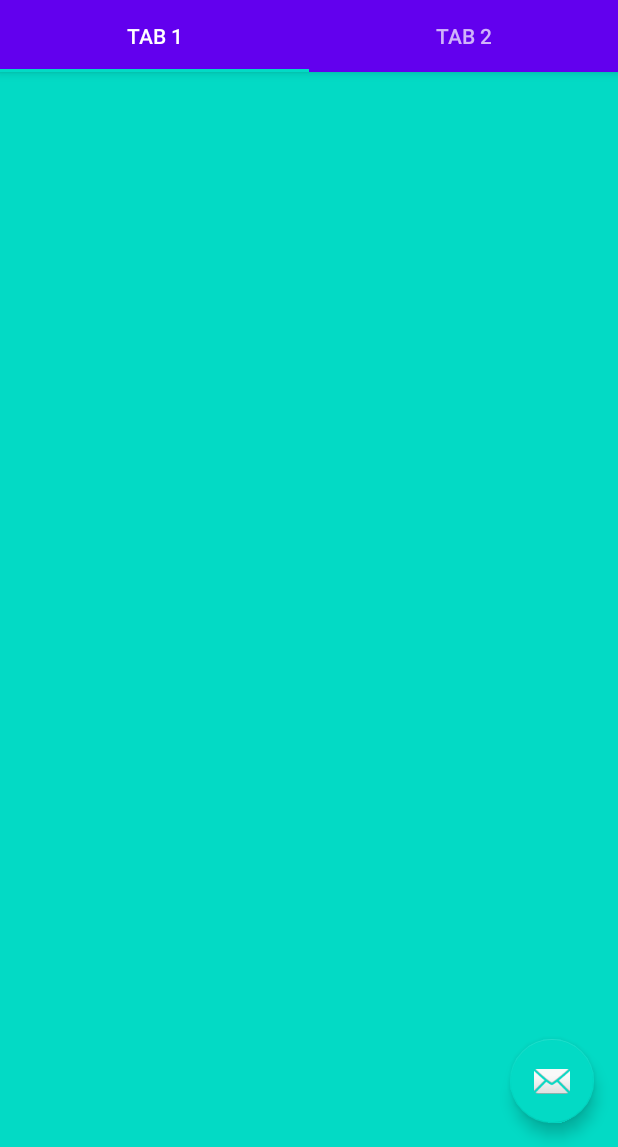
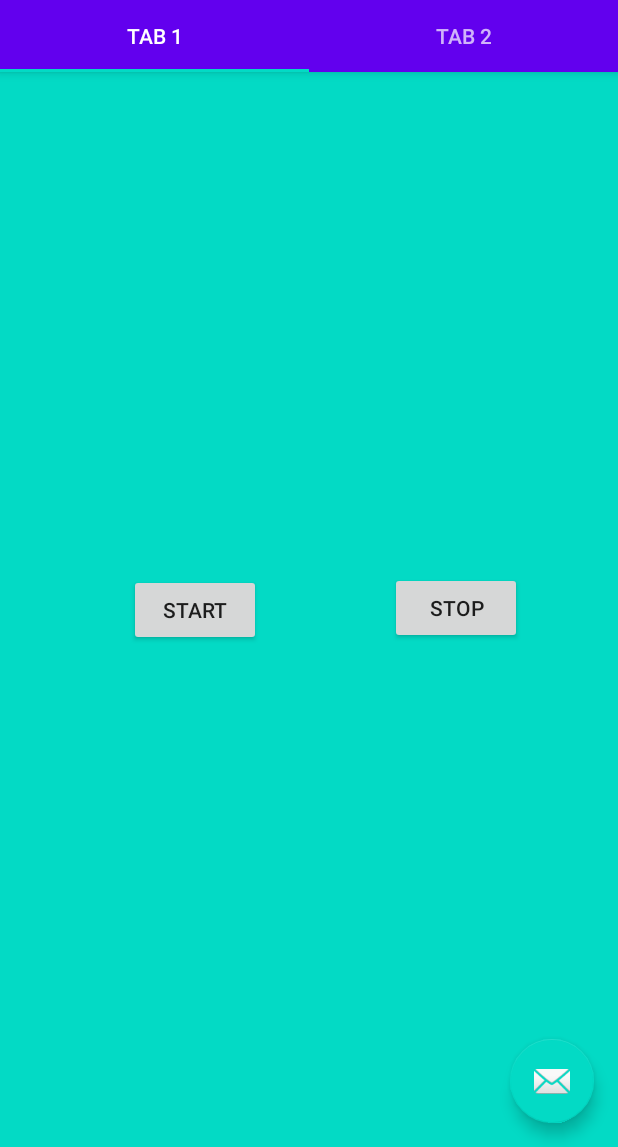
Before and after one commit to benediktusaji/progandroid, an Android app: the FragmentLeft screen opened directly, with no data from a screen before it, on a phone screen of 412 x 824 dp, the part 89-1236 px from its top. Run offline under Robolectric (Android 15) with nearby library versions, the phone set to English and light mode, and no system bars.

```diff
--- a/app/src/main/AndroidManifest.xml
+++ b/app/src/main/AndroidManifest.xml
@@ -3,6 +3,8 @@
     package="com.example.helloworld">
 
     <uses-permission android:name="android.permission.ACCESS_WIFI_STATE" />
+
+    <uses-permission android:name="android.permission.RECEIVE_BOOT_COMPLETED" />
 
     <application
         android:allowBackup="true"
@@ -21,6 +23,9 @@
                 <category android:name="android.intent.category.LAUNCHER" />
             </intent-filter>
         </activity>
+        <service
+            android:name=".services.MyJobScheduler"
+            android:permission="android.permission.BIND_JOB_SERVICE" />
     </application>
 
 </manifest>
--- a/app/src/main/java/com/example/helloworld/FragmentLeft.java
+++ b/app/src/main/java/com/example/helloworld/FragmentLeft.java
@@ -1,18 +1,73 @@
 package com.example.helloworld;
 
+import android.app.job.JobInfo;
+import android.app.job.JobScheduler;
+import android.content.ComponentName;
 import android.os.Bundle;
+import android.util.Log;
 import android.view.LayoutInflater;
 import android.view.View;
 import android.view.ViewGroup;
+import android.widget.Button;
 
 import androidx.annotation.NonNull;
 import androidx.annotation.Nullable;
 import androidx.fragment.app.Fragment;
 
+import com.example.helloworld.services.MyJobScheduler;
+
+import static android.content.Context.JOB_SCHEDULER_SERVICE;
+import static androidx.core.content.ContextCompat.getSystemService;
+
 public class FragmentLeft extends Fragment {
+    private static final String TAG = "MainActivity";
+    private Button btnStart = null;
+    private Button btnStop = null;
+
+    @Override
+    public void onViewCreated(@NonNull View view, @Nullable Bundle savedInstanceState) {
+        super.onViewCreated(view, savedInstanceState);
+        btnStart = getView().findViewById(R.id.startJob);
+        btnStop = getView().findViewById(R.id.stopJob);
+        btnStart.setOnClickListener(new View.OnClickListener() {
+            @Override
+            public void onClick(View v) {
+                scheduleJob(v);
+            }
+        });
+        btnStop.setOnClickListener(new View.OnClickListener(){
+            @Override
+            public void onClick(View v) {
+                cancelJob(v);
+            }
+        });
+    }
+
     @Nullable
     @Override
     public View onCreateView(@NonNull LayoutInflater inflater, @Nullable ViewGroup container, @Nullable Bundle savedInstanceState) {
         return inflater.inflate(R.layout.fragment_left, container, false);
     }
+
+    public void scheduleJob(View v) {
+        ComponentName componentName = new ComponentName(getActivity(), MyJobScheduler.class);
+        JobInfo info = new JobInfo.Builder(123, componentName)
+                .setRequiresCharging(true)
+                .setRequiredNetworkType(JobInfo.NETWORK_TYPE_UNMETERED)
+                .setPersisted(true)
+                .setPeriodic(15 * 60 * 1000)
+                .build();
+        JobScheduler scheduler = (JobScheduler) getActivity().getSystemService(JOB_SCHEDULER_SERVICE);
+        int resultCode = scheduler.schedule(info);
+        if (resultCode == JobScheduler.RESULT_SUCCESS) {
+            Log.d(TAG, "Job scheduled");
+        } else {
+            Log.d(TAG, "Job scheduling failed");
+        }
+    }
+    public void cancelJob(View v) {
+        JobScheduler scheduler = (JobScheduler) getActivity().getSystemService(JOB_SCHEDULER_SERVICE);
+        scheduler.cancel(123);
+        Log.d(TAG, "Job cancelled");
+    }
 }
--- a/app/src/main/java/com/example/helloworld/HomeActivity.java
+++ b/app/src/main/java/com/example/helloworld/HomeActivity.java
@@ -4,12 +4,14 @@ import android.app.Notification;
 import android.app.NotificationChannel;
 import android.app.NotificationManager;
 import android.content.BroadcastReceiver;
+import android.content.ComponentName;
 import android.content.Context;
 import android.content.Intent;
 import android.content.IntentFilter;
 import android.net.wifi.WifiManager;
 import android.os.Bundle;
 
+import com.example.helloworld.services.MyJobScheduler;
 import com.google.android.material.floatingactionbutton.FloatingActionButton;
 import com.google.android.material.snackbar.Snackbar;
 import com.google.android.material.tabs.TabLayout;
--- a/app/src/main/res/layout/fragment_left.xml
+++ b/app/src/main/res/layout/fragment_left.xml
@@ -1,8 +1,30 @@
 <?xml version="1.0" encoding="utf-8"?>
-<androidx.constraintlayout.widget.ConstraintLayout
-    xmlns:android="http://schemas.android.com/apk/res/android" android:layout_width="match_parent"
+<androidx.constraintlayout.widget.ConstraintLayout xmlns:android="http://schemas.android.com/apk/res/android"
+    xmlns:app="http://schemas.android.com/apk/res-auto"
+    xmlns:tools="http://schemas.android.com/tools"
+    android:layout_width="match_parent"
     android:layout_height="match_parent"
-    android:background="@color/colorAccent"
-    >
+    android:background="@color/colorAccent">
+
+    <Button
+        android:id="@+id/stopJob"
+        android:layout_width="wrap_content"
+        android:layout_height="wrap_content"
+        android:layout_marginEnd="64dp"
+        android:text="Stop"
+        app:layout_constraintBottom_toBottomOf="parent"
+        app:layout_constraintEnd_toEndOf="parent"
+        app:layout_constraintTop_toTopOf="parent"
+        app:layout_constraintVertical_bias="0.499" />
+
+    <Button
+        android:id="@+id/startJob"
+        android:layout_width="wrap_content"
+        android:layout_height="wrap_content"
+        android:text="Start"
+        app:layout_constraintBottom_toBottomOf="parent"
+        app:layout_constraintEnd_toStartOf="@+id/stopJob"
+        app:layout_constraintStart_toStartOf="parent"
+        app:layout_constraintTop_toTopOf="parent" />
 
 </androidx.constraintlayout.widget.ConstraintLayout>
```
Also changed, not shown: app/src/main/java/com/example/helloworld/services/MyJobScheduler.java (added, +54 -0 lines).
